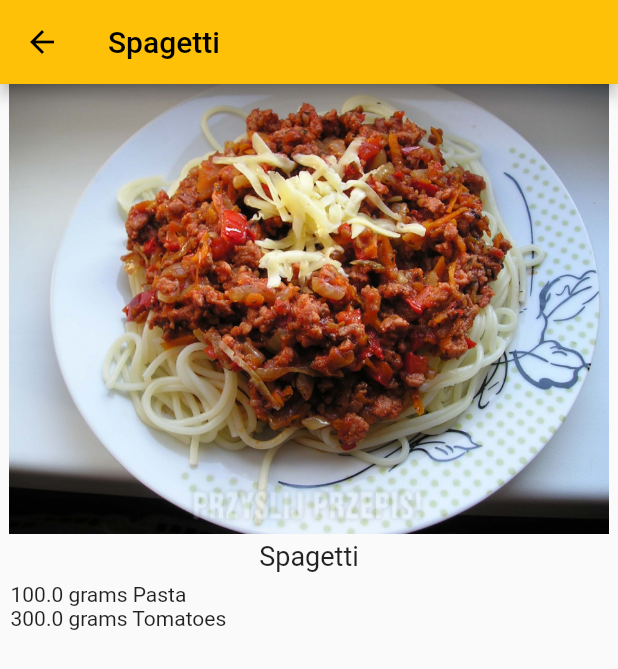
After one commit to mjgasior/learning_flutter, a Flutter app: the screen it shows after launch, after a tap on "Spagetti", on a phone screen of 412 x 824 dp. The commit adds this screen. Shown: the top 669 px of the screen. Run offline on Flutter 3.47's test engine with Material 2 defaults, Android fonts, the phone set to English and light mode, and no system bars.

Commit message:
Chapter 2 - ingredients view

```diff
--- a/lib/main.dart
+++ b/lib/main.dart
@@ -1,4 +1,5 @@
 import 'package:flutter/material.dart';
+import 'package:learning_dart/recipe_detail.dart';
 import 'recipe.dart';
 
 void main() {
@@ -41,7 +42,15 @@ class _MyHomePageState extends State<MyHomePage> {
             child: ListView.builder(
                 itemCount: Recipe.samples.length,
                 itemBuilder: (BuildContext context, int index) {
-                  return buildRecipeCard(Recipe.samples[index]);
+                  return GestureDetector(
+                    onTap: () {
+                      Navigator.push(context,
+                          MaterialPageRoute(builder: (context) {
+                        return RecipeDetail(recipe: Recipe.samples[index]);
+                      }));
+                    },
+                    child: buildRecipeCard(Recipe.samples[index]),
+                  );
                 })));
   }
 
@@ -56,11 +65,11 @@ class _MyHomePageState extends State<MyHomePage> {
             children: [
               Image(image: AssetImage(recipe.imageUrl)),
               const SizedBox(height: 14.0),
-              Text(recipe.label, style: const TextStyle(
-                fontSize: 20.0,
-                fontWeight: FontWeight.w700,
-                fontFamily: 'Palatino'
-              )),
+              Text(recipe.label,
+                  style: const TextStyle(
+                      fontSize: 20.0,
+                      fontWeight: FontWeight.w700,
+                      fontFamily: 'Palatino')),
             ],
           ),
         ));
--- a/lib/recipe.dart
+++ b/lib/recipe.dart
@@ -1,12 +1,32 @@
 class Recipe {
+  int servings;
+  List<Ingredient> ingredients;
   String label;
   String imageUrl;
 
-  Recipe(this.label, this.imageUrl);
+  Recipe(this.label, this.imageUrl, this.servings, this.ingredients);
 
   static List<Recipe> samples = [
-    Recipe("Spagetti", "assets/spageti.jpeg"),
-    Recipe("Prażony syr", "assets/syr.jpg"),
-    Recipe("Tacosy", "assets/tacosy.jpeg"),
+    Recipe("Spagetti", "assets/spageti.jpeg", 1, [
+      Ingredient(100, "grams", "Pasta"),
+      Ingredient(300, "grams", "Tomatoes")
+    ]),
+    Recipe("Prażony syr", "assets/syr.jpg", 5, [
+      Ingredient(150, "grams", "Gouda cheese"),
+      Ingredient(1, "box", "Bread crumbs")
+    ]),
+    Recipe("Tacosy", "assets/tacosy.jpeg", 7, [
+      Ingredient(7, "loaf", "Tortilla"),
+      Ingredient(1, "", "Salad"),
+      Ingredient(21, "", "Cherry tomatoes"),
+    ]),
   ];
 }
+
+class Ingredient {
+  double quantity;
+  String measure;
+  String name;
+
+  Ingredient(this.quantity, this.measure, this.name);
+}
--- /dev/null
+++ b/lib/recipe_detail.dart
@@ -0,0 +1,45 @@
+import 'package:flutter/cupertino.dart';
+import 'package:flutter/material.dart';
+import 'recipe.dart';
+
+class RecipeDetail extends StatefulWidget {
+  final Recipe recipe;
+
+  const RecipeDetail({Key? key, required this.recipe}) : super(key: key);
+
+  @override
+  _RecipeDetailState createState() {
+    return _RecipeDetailState();
+  }
+}
+
+class _RecipeDetailState extends State<RecipeDetail> {
+  @override
+  Widget build(BuildContext context) {
+    return Scaffold(
+        appBar: AppBar(title: Text(widget.recipe.label)),
+        body: SafeArea(
+            child: Column(
+          children: [
+            SizedBox(
+                height: 300,
+                width: double.infinity,
+                child: Image(image: AssetImage(widget.recipe.imageUrl))),
+            const SizedBox(height: 4),
+            Text(
+              widget.recipe.label,
+              style: const TextStyle(fontSize: 18),
+            ),
+            Expanded(
+                child: ListView.builder(
+                    itemCount: widget.recipe.ingredients.length,
+                    padding: const EdgeInsets.all(7.0),
+                    itemBuilder: (BuildContext context, int index) {
+                      final ingredient = widget.recipe.ingredients[index];
+                      return Text(
+                          '${ingredient.quantity} ${ingredient.measure} ${ingredient.name}');
+                    }))
+          ],
+        )));
+  }
+}
```
